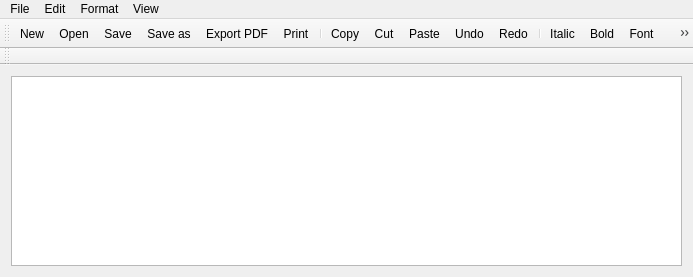
Qt form notepad.ui (letol/shared-editor) before a commit.
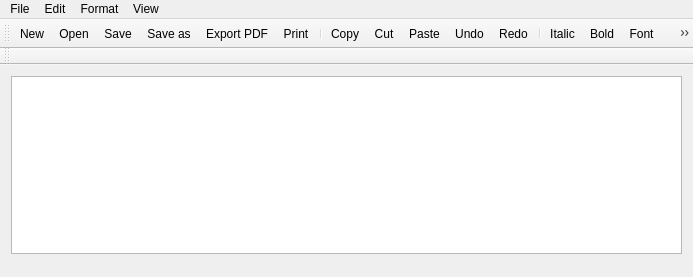
The same form after that commit. Icons and pictures are not drawn.

What changed in the file:
```diff
--- a/notepad.ui
+++ b/notepad.ui
@@ -20,8 +20,14 @@
    <string>Notepad</string>
   </property>
   <widget class="QWidget" name="centralWidget">
-   <layout class="QGridLayout" name="gridLayout">
-    <item row="0" column="0">
+   <property name="maximumSize">
+    <size>
+     <width>693</width>
+     <height>200</height>
+    </size>
+   </property>
+   <layout class="QVBoxLayout" name="verticalLayout">
+    <item>
      <widget class="QTextEdit" name="textEdit"/>
     </item>
    </layout>
```
